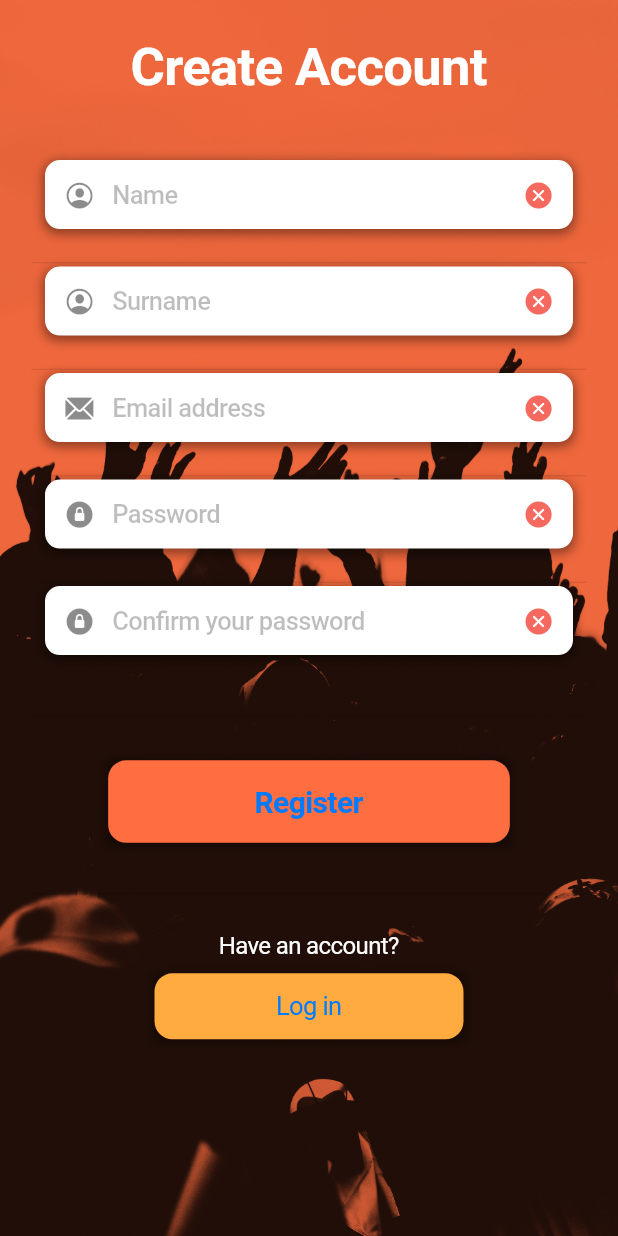
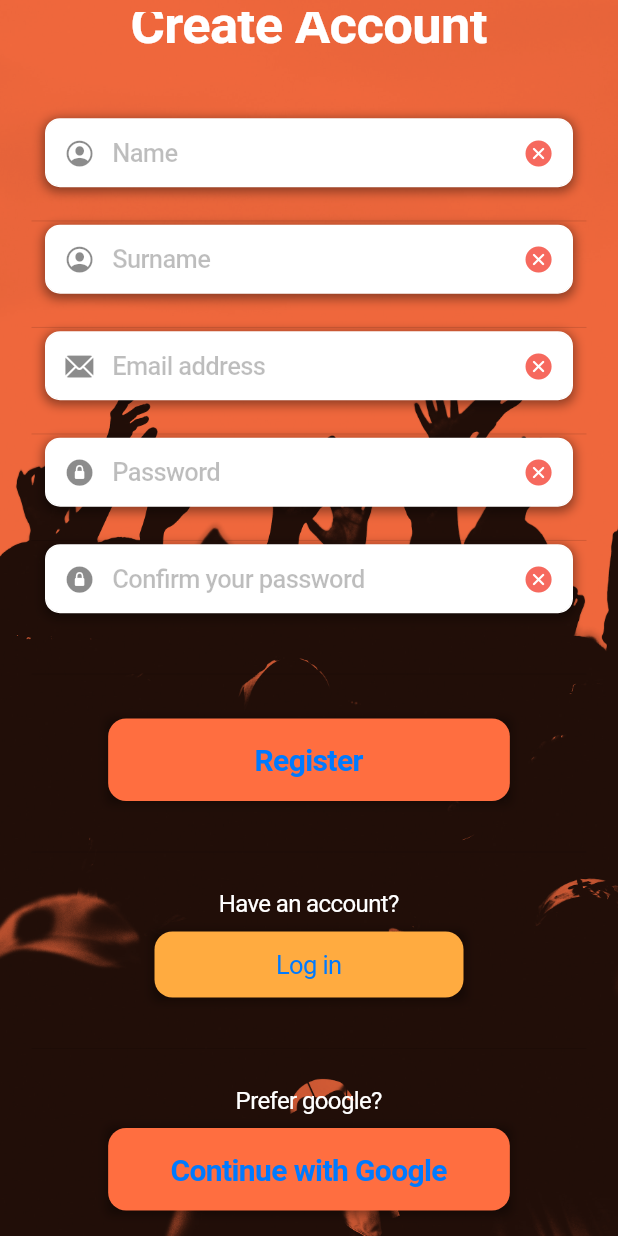
Before and after one commit to engpap/favor, a Flutter app: the SignUpScreen screen opened directly, on a phone screen of 412 x 824 dp. Run offline on Flutter 3.47's test engine with Material 2 defaults, Android fonts, the phone set to English and light mode, and no system bars; our stand-ins replace google_sign_in, shared_preferences; accounts and stored records are empty.

Commit message:
google button

```diff
--- a/client/lib/screens/signup/signup.dart
+++ b/client/lib/screens/signup/signup.dart
@@ -240,11 +240,13 @@ class SignUp_loginButton extends StatelessWidget {
   }
 }
 
+/// BUTTON google login
+class SignUp_googleButton extends StatelessWidget {
+  const SignUp_googleButton({super.key});
 
-
-/*
-// Continue with Google
-                      Container(
+  @override
+  Widget build(BuildContext context) {
+    return Container(
       margin: EdgeInsets.only(
           top: 9, right: 9, left: 9, bottom: 9),
       decoration: BoxDecoration(
@@ -270,7 +272,7 @@ class SignUp_loginButton extends StatelessWidget {
             // Console log
             print('Pressed: Continue with Google button');
             print('run: ...');
-                              _authService.googleSignIn(context: context);
+            globals.authService.googleSignIn(context: context);
             Navigator.push(
               context,
               CupertinoPageRoute(
@@ -279,5 +281,6 @@ class SignUp_loginButton extends StatelessWidget {
           },
         ),
       ),
-                      ),
-*/
+    );
+  }
+}
--- a/client/lib/screens/signup/signup_mobile.dart
+++ b/client/lib/screens/signup/signup_mobile.dart
@@ -53,6 +53,14 @@ class _SignUpScreen_MState extends State<SignUpScreen_M> {
                     fontSize: 16),
                 ),
                 SignUp_loginButton(),
+                Divider(height: 50,),
+                Text(
+                  "Prefer google?",
+                  style: TextStyle(
+                    color: Colors.white,
+                    fontSize: 16),
+                ),
+                SignUp_googleButton(),
               ]),
           ),
         ),
```
Also changed, not shown: client/lib/screens/signup/signup_tablet.dart (+8 -0 lines), 1 other file. Lines whose indentation alone changed are shown as unchanged.
